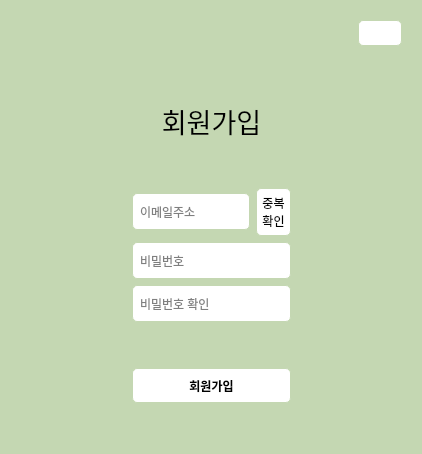
Above: UI/DialogJoin.ui from song030/CropFairy before the change. Below: the same form after it.
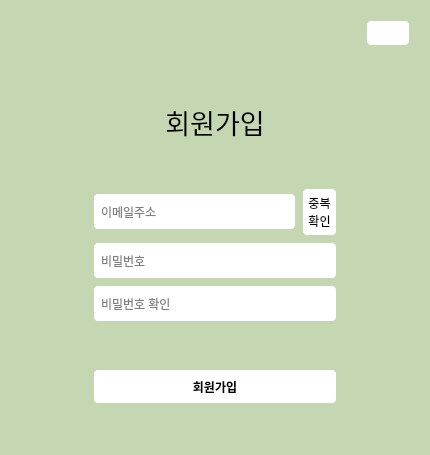
That is the form after the change. Icons and pictures are not drawn.

The edit to the form file:
```diff
--- a/UI/DialogJoin.ui
+++ b/UI/DialogJoin.ui
@@ -9,8 +9,8 @@
    <rect>
     <x>0</x>
     <y>0</y>
-    <width>422</width>
-    <height>454</height>
+    <width>430</width>
+    <height>455</height>
    </rect>
   </property>
   <property name="minimumSize">
@@ -19,6 +19,12 @@
     <height>300</height>
    </size>
   </property>
+  <property name="maximumSize">
+   <size>
+    <width>430</width>
+    <height>455</height>
+   </size>
+  </property>
   <property name="windowTitle">
    <string>회원가입</string>
   </property>
@@ -83,7 +89,7 @@
     </widget>
    </item>
    <item>
-    <layout class="QHBoxLayout" name="horizontalLayout_3">
+    <layout class="QHBoxLayout" name="horizontalLayout_3" stretch="1,3,1">
      <item>
       <spacer name="horizontalSpacer_2">
        <property name="orientation">
```
